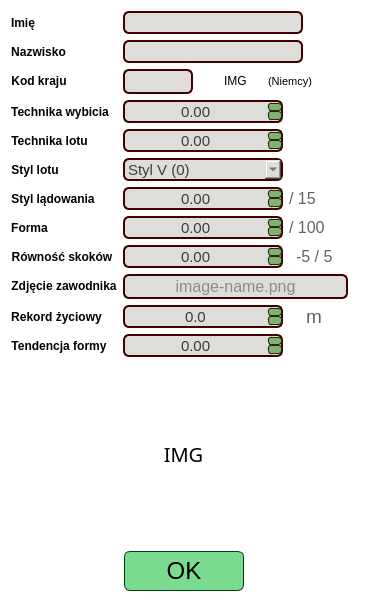
Before: the Qt Designer form source/UI/EditorWidgets/JumperEditorWidget.ui in SiekamCebule/sj-sim, drawn with Qt 5.
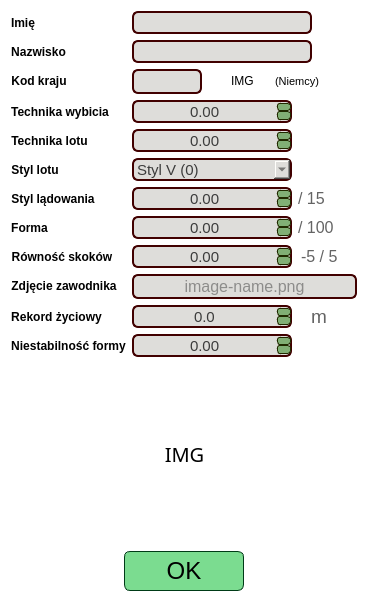
After: the same form once the commit is applied.

```diff
--- a/source/UI/EditorWidgets/JumperEditorWidget.ui
+++ b/source/UI/EditorWidgets/JumperEditorWidget.ui
@@ -1210,7 +1210,7 @@
           <string notr="true">color: black;</string>
          </property>
          <property name="text">
-          <string>Tendencja formy</string>
+          <string>Niestabilność formy</string>
          </property>
          <property name="alignment">
           <set>Qt::AlignCenter</set>
```
Left out of the diff: 4 changed lines with no effect on the pictures.
